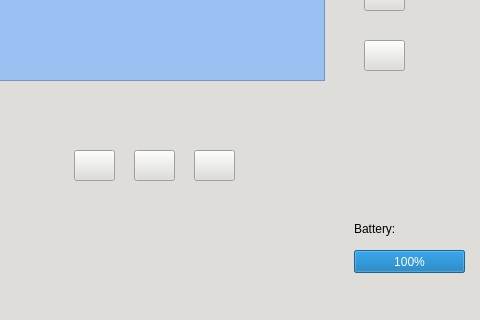
Before: the Qt Designer form mainwindow.ui in sahilgagvani/Neuro-Nirvana, drawn with Qt 5; both pictures show x 186 to 666 and y 280 to 600 of the 666 by 600 pixel window.
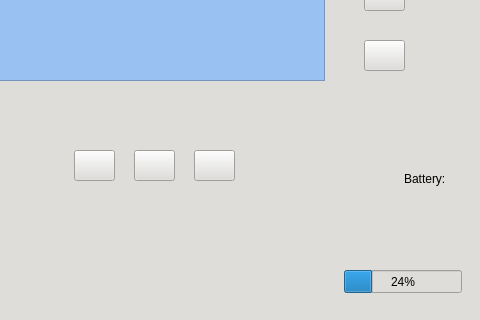
After: the same form once the commit is applied. Icons and pictures are not drawn.

Commit message: implemented the battery level check

Diff of the .ui file:
```diff
--- a/mainwindow.ui
+++ b/mainwindow.ui
@@ -477,27 +477,11 @@
      </item>
     </layout>
    </widget>
-   <widget class="QProgressBar" name="batteryBar">
-    <property name="geometry">
-     <rect>
-      <x>540</x>
-      <y>530</y>
-      <width>111</width>
-      <height>23</height>
-     </rect>
-    </property>
-    <property name="styleSheet">
-     <string notr="true">background-color: rgb(119, 118, 123);</string>
-    </property>
-    <property name="value">
-     <number>100</number>
-    </property>
-   </widget>
    <widget class="QLabel" name="label">
     <property name="geometry">
      <rect>
-      <x>540</x>
-      <y>500</y>
+      <x>590</x>
+      <y>450</y>
       <width>62</width>
       <height>17</height>
      </rect>
@@ -650,6 +634,38 @@
      </item>
     </layout>
    </widget>
+   <widget class="QLabel" name="batteryBarImage">
+    <property name="geometry">
+     <rect>
+      <x>600</x>
+      <y>470</y>
+      <width>51</width>
+      <height>71</height>
+     </rect>
+    </property>
+    <property name="text">
+     <string/>
+    </property>
+    <property name="pixmap">
+     <pixmap resource="Resources.qrc">:/battery_4.jpeg</pixmap>
+    </property>
+    <property name="scaledContents">
+     <bool>true</bool>
+    </property>
+   </widget>
+   <widget class="QProgressBar" name="batteryBar">
+    <property name="geometry">
+     <rect>
+      <x>530</x>
+      <y>550</y>
+      <width>118</width>
+      <height>23</height>
+     </rect>
+    </property>
+    <property name="value">
+     <number>24</number>
+    </property>
+   </widget>
    <zorder>screen</zorder>
    <zorder>menuButton</zorder>
    <zorder>upArrowButton</zorder>
```
Left out of the diff: 5 changed lines with no effect on the pictures. The commit also changes 8 other files.
